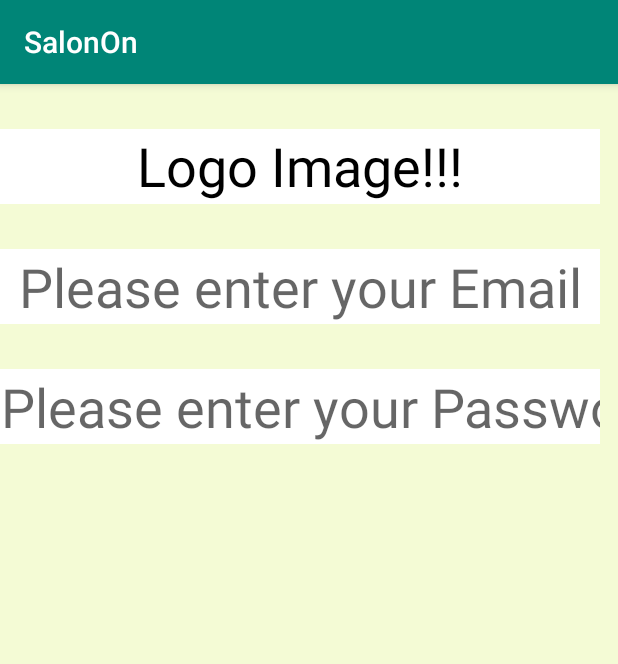
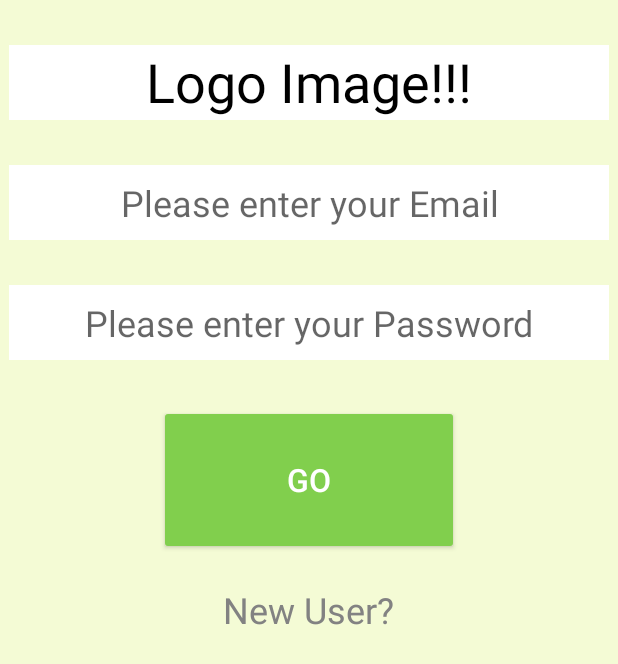
Before and after one commit to talithavanlith/SalonOn, an Android app: the SignInActivity screen opened directly, with no data from a screen before it, on a phone screen of 412 x 824 dp. Shown: the top 664 px of the screen. Run offline under Robolectric (Android 15) with nearby library versions, the phone set to English and light mode, and no system bars.

Commit message:
Made changes to SignInActivity

```diff
--- a/app/src/main/AndroidManifest.xml
+++ b/app/src/main/AndroidManifest.xml
@@ -20,7 +20,7 @@
                 <category android:name="android.intent.category.LAUNCHER" />
             </intent-filter>
         </activity>
-        <activity android:name=".SignInActivity" android:label="@string/app_name"></activity>
+        <activity android:name=".SignInActivity" android:label="@string/app_name" android:theme="@style/AppTheme.NoActionBar"></activity>
     </application>
 
 </manifest>
--- a/app/src/main/java/com/example/salonon/MainActivity.java
+++ b/app/src/main/java/com/example/salonon/MainActivity.java
@@ -27,7 +27,8 @@ public class MainActivity extends AppCompatActivity {
 
     public void clientButtonOnClick(View view) {
         Log.v("SalonOn", "I am a Client");
-        Intent signInIntent = new Intent();
+        Intent signInIntent = new Intent(MainActivity.this, SignInActivity.class);
+        startActivity(signInIntent);
     }
 
 
--- a/app/src/main/res/layout/activity_main.xml
+++ b/app/src/main/res/layout/activity_main.xml
@@ -23,6 +23,7 @@
         android:text="Client"
         android:textColor="@android:color/white"
         android:textSize="21sp"
+        android:onClick="clientButtonOnClick"
         />
 
     <TextView
--- a/app/src/main/res/layout/activity_sign_in.xml
+++ b/app/src/main/res/layout/activity_sign_in.xml
@@ -1,6 +1,9 @@
 <?xml version="1.0" encoding="utf-8"?>
 <RelativeLayout xmlns:android="http://schemas.android.com/apk/res/android"
-    android:layout_width="match_parent" android:layout_height="match_parent"
+    android:layout_width="match_parent"
+    android:layout_height="match_parent"
+    xmlns:app="http://schemas.android.com/apk/res-auto"
+
     android:background="#F4FBD5">
 
     <TextView
@@ -13,7 +16,7 @@
         android:textSize="36sp"
         android:textAlignment="center"
         android:layout_alignParentTop="true"
-        android:layout_centerVertical="true"
+        android:layout_centerHorizontal="true"
         android:layout_marginTop="30dp"/>
 
     <EditText
@@ -22,13 +25,13 @@
         android:layout_width="400dp"
         android:layout_height="50dp"
         android:layout_alignTop="@+id/logo"
-        android:layout_centerVertical="true"
+        android:layout_centerHorizontal="true"
         android:layout_marginTop="80dp"
         android:background="@android:color/white"
         android:hint="Please enter your Email"
         android:textAlignment="center"
         android:textColor="@android:color/black"
-        android:textSize="36sp" />
+        android:textSize="24sp" />
 
     <EditText
         android:id="@+id/passwordEditText"
@@ -36,12 +39,40 @@
         android:layout_width="400dp"
         android:layout_height="50dp"
         android:layout_alignTop="@+id/emailEditText"
-        android:layout_centerVertical="true"
+        android:layout_centerHorizontal="true"
         android:layout_marginTop="80dp"
         android:background="@android:color/white"
         android:hint="Please enter your Password"
         android:textAlignment="center"
         android:textColor="@android:color/black"
-        android:textSize="36sp" />
+        android:textSize="24sp" />
+
+    <Button
+        android:id="@+id/submitButton"
+        android:onClick="submitButtonOnClick"
+        android:layout_width="200dp"
+        android:layout_height="100dp"
+        android:layout_alignTop="@+id/passwordEditText"
+        android:layout_marginTop="80dp"
+        android:layout_centerHorizontal="true"
+        app:backgroundTint = "#81CF4D"
+        android:text="Go"
+        android:textColor="@android:color/white"
+        android:textSize="21sp"
+        />
+
+    <TextView
+        android:id="@+id/newUserTextView"
+        android:onClick="newUserOnClick"
+        android:layout_width="150dp"
+        android:layout_height="50dp"
+        android:layout_alignTop="@+id/submitButton"
+        android:layout_centerHorizontal="true"
+        android:layout_marginTop="120dp"
+        android:background="#F4FBD5"
+        android:text="New User?"
+        android:textAlignment="center"
+        android:textColor="#828282"
+        android:textSize="24sp" />
 
 </RelativeLayout>
```
Also changed, not shown: app/src/main/java/com/example/salonon/SignInActivity.java (+27 -0 lines).
